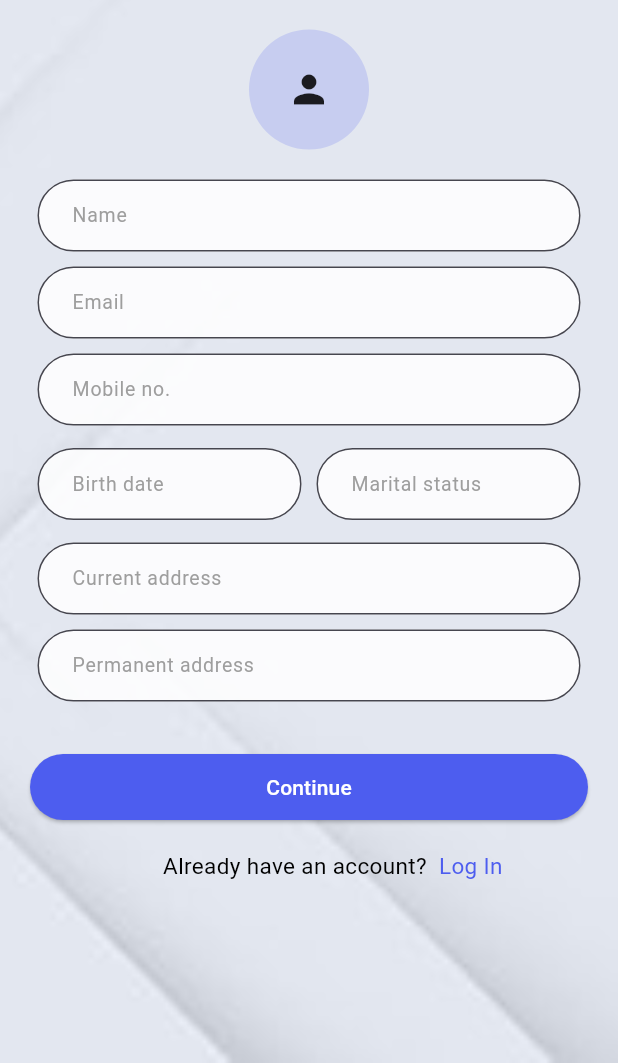
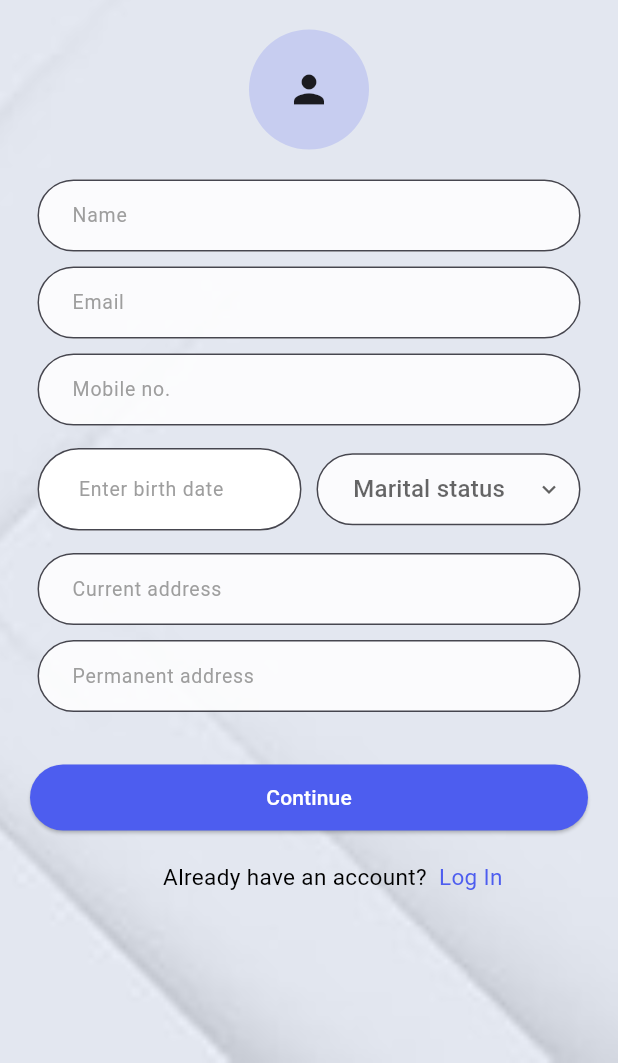
Before and after one commit to PujaJii/eagleeye, a Flutter app: the PersonalDetails screen opened directly, on a phone screen of 412 x 824 dp, the part 173-1236 px from its top. Run offline on Flutter 3.47's test engine with Material 2 defaults, Android fonts, the phone set to English and light mode, and no system bars; our stand-ins replace connectivity_plus, flashy_tab_bar2, get, get_storage; accounts and stored records are empty.

Commit message:
23-06-2023

```diff
--- a/lib/views/regis/personal_info.dart
+++ b/lib/views/regis/personal_info.dart
@@ -6,6 +6,7 @@ import 'package:get/get.dart';
 import 'package:get_storage/get_storage.dart';
 
 import 'log_in.dart';
+import 'package:intl/intl.dart';
 
 
 
@@ -21,11 +22,12 @@ class _PersonalDetailsState extends State<PersonalDetails> {
   TextEditingController email = TextEditingController();
   TextEditingController number = TextEditingController();
   TextEditingController birthDate = TextEditingController();
-  TextEditingController martialStatus = TextEditingController();
   TextEditingController currentStatus = TextEditingController();
   TextEditingController permanentStatus = TextEditingController();
   final _box = GetStorage();
   final _key = GlobalKey<FormState>();
+  List<String> statusType = ['Single','Married','Divorced'];
+  String statusVal = '';
 
   @override
   Widget build(BuildContext context) {
@@ -157,22 +159,65 @@ class _PersonalDetailsState extends State<PersonalDetails> {
                          margin: const EdgeInsets.fromLTRB(25,10,5,10),
                          // decoration: BoxDecoration(borderRadius: BorderRadius.circular(40)),
                          child: TextFormField(
-                           controller: birthDate,
+                           //keyboardType: TextInputType.datetime,
+                             controller: birthDate,
+                             validator: (input) =>
+                             input!.isEmpty ? 'Enter Birth Date' : null,
+                             readOnly: true,
+                             onTap: () async {
+                               DateTime? pickedDate = await showDatePicker(
+                                   context: context,
+                                   initialDate: DateTime(2100),
+                                   firstDate: DateTime.now(),
+                                   //DateTime.now() - not to allow to choose before today.
+                                   lastDate: DateTime(2100));
+                               if (pickedDate != null) {
+                                 print(pickedDate); //pickedDate output format => 2021-03-10 00:00:00.000
+                                 String formattedDate = DateFormat('yyyy-MM-dd').format(pickedDate);
+                                 print(formattedDate); //formatted date output using intl package =>  2021-03-16
+                                 setState(() {
+                                   birthDate.text =
+                                       formattedDate; //set output date to TextField value.
+                                 });
+                               } else {}
+                             },
+                             textInputAction: TextInputAction.next,
+                             style: const TextStyle(fontSize: 15, color: AppColors.black),
+                             decoration: InputDecoration(
+                               hintStyle: const TextStyle(
+                                   fontSize: 13, color: Colors.grey),
+                               fillColor: AppColors.white,
+                               filled: true,
+                               contentPadding: const EdgeInsets.symmetric(
+                                   horizontal: 16.0, vertical: 16.0),
+                               hintText: '  Enter birth date',
+                               border: OutlineInputBorder(
+                                   borderRadius: BorderRadius.circular(40),
+                                   borderSide: const BorderSide(
+                                     color: AppColors.textFieldBorder,
+                                   )
+                               ),
+                             )
+                         ),
+                     ),
+                   ),
+                   Expanded(
+                     child: Container(
+                         margin: const EdgeInsets.fromLTRB(5,10,25,10),
+                         //decoration: BoxDecoration(borderRadius: BorderRadius.circular(40)),
+                         child:  DropdownButtonFormField(
                            validator: (input) =>
-                           input!.isEmpty ? "Enter Birth date" : null,
-                           //keyboardType: TextInputType.numberWithOptions(decimal: false),
+                           input == null ? 'Please Marital status' : null,
+                           iconSize: 0,
                            decoration: InputDecoration(
-                             hintText: 'Birth date',
-                             hintStyle: const TextStyle(fontSize: 14,color: Colors.grey),
+                             filled: true,
                              fillColor: AppColors.textField,
-                             filled: true,
-                             labelText: '   Birth date',
-                             labelStyle: const TextStyle(
-                                 fontSize: 13,
-                                 color: Colors.grey,
-                                 fontStyle: FontStyle.normal),
                              contentPadding: const EdgeInsets.symmetric(
                                  horizontal: 8.0, vertical: 8.0),
+                             //  icon: const Icon(Icons.keyboard_arrow_down_outlined),
+                             suffixIcon: const Icon(Icons.keyboard_arrow_down_outlined,size: 18),
+                             hintText: '   Marital status',
+                             hintStyle: const TextStyle(fontSize: 14,color: Colors.grey),
                              border: OutlineInputBorder(
                                  borderRadius: BorderRadius.circular(40),
                                  borderSide: const BorderSide(
@@ -180,38 +225,16 @@ class _PersonalDetailsState extends State<PersonalDetails> {
                                  )
                              ),
                            ),
-                         )
-                     ),
-                   ),
-                   Expanded(
-                     child: Container(
-                         margin: const EdgeInsets.fromLTRB(5,10,25,10),
-                         //decoration: BoxDecoration(borderRadius: BorderRadius.circular(40)),
-                         child: TextFormField(
-                           controller: martialStatus,
-                           validator: (input) =>
-                           input!.isEmpty ? "Enter Marital status" : null,
-                           //keyboardType: TextInputType.numberWithOptions(decimal: false),
-                           decoration: InputDecoration(
-                             hintText: 'Marital status',
-                             hintStyle: const TextStyle(fontSize: 14,color: Colors.grey),
-                             fillColor: AppColors.textField,
-                             filled: true,
-                             labelText: '   Marital status',
-                             labelStyle: const TextStyle(
-                                 fontSize: 13,
-                                 color: Colors.grey,
-                                 fontStyle: FontStyle.normal),
-                             contentPadding: const EdgeInsets.symmetric(
-                                 horizontal: 8.0, vertical: 8.0),
-                             border: OutlineInputBorder(
-                                 borderRadius: BorderRadius.circular(40),
-                                 borderSide: const BorderSide(
-                                   color: AppColors.textFieldBorder,
-                                 )
-                             ),
-                           ),
-                         )
+                           items: statusType.map((String category) {
+                             return DropdownMenuItem(value: category, child:
+                             Text('   $category'));
+                           }).toList(),
+                           onChanged: (String? value) {
+                             setState(() {
+                               statusVal = value!;
+                             });
+                           },
+                         ),
                      ),
                    ),
 
@@ -287,7 +310,7 @@ class _PersonalDetailsState extends State<PersonalDetails> {
                          _box.write('email', email.text);
                          _box.write('number', number.text);
                          _box.write('birthDate', birthDate.text);
-                         _box.write('martialStatus', martialStatus.text);
+                         _box.write('martialStatus', statusVal);
                          _box.write('currentStatus', currentStatus.text);
                          _box.write('permanentStatus', permanentStatus.text);
                        }
--- a/pubspec.yaml
+++ b/pubspec.yaml
@@ -39,6 +39,7 @@ dependencies:
   http: ^0.13.5
   get_storage: ^2.1.1
   connectivity_plus: ^4.0.1
+  intl: ^0.18.1
 
 dev_dependencies:
   flutter_test:
```
Also changed, not shown: lib/views/regis/qualification.dart (+54 -18 lines), pubspec.lock.
